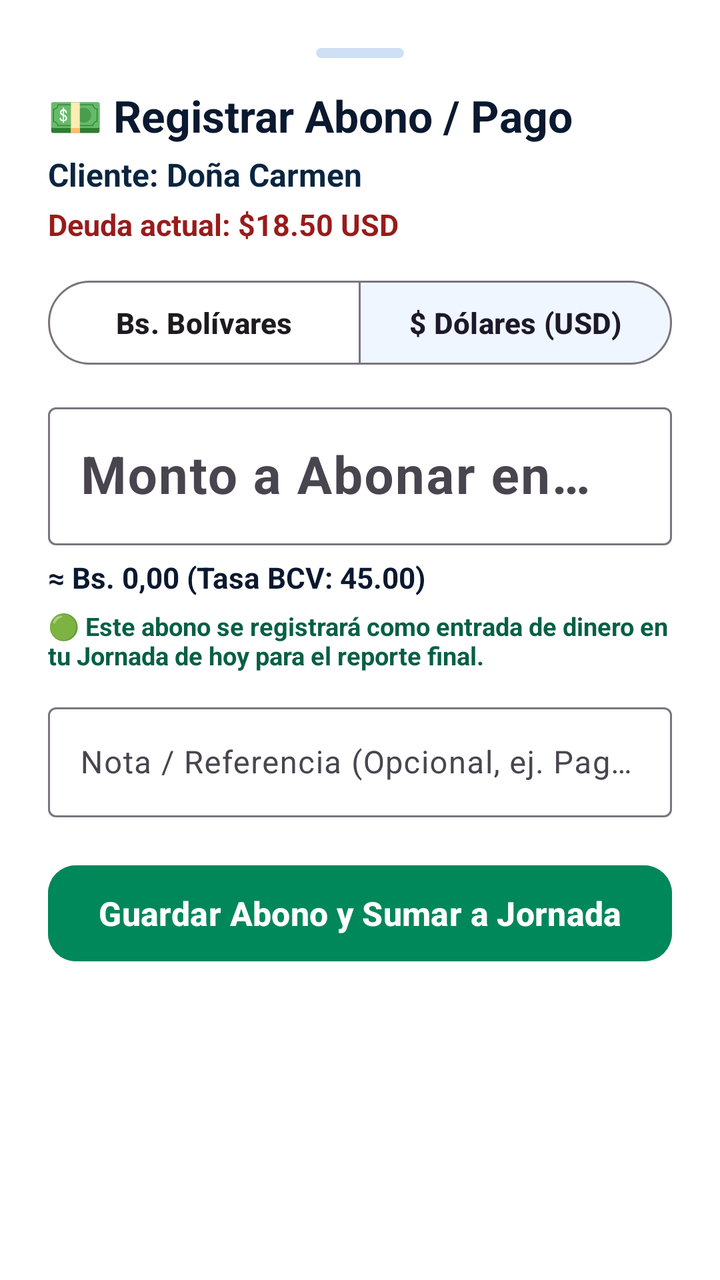
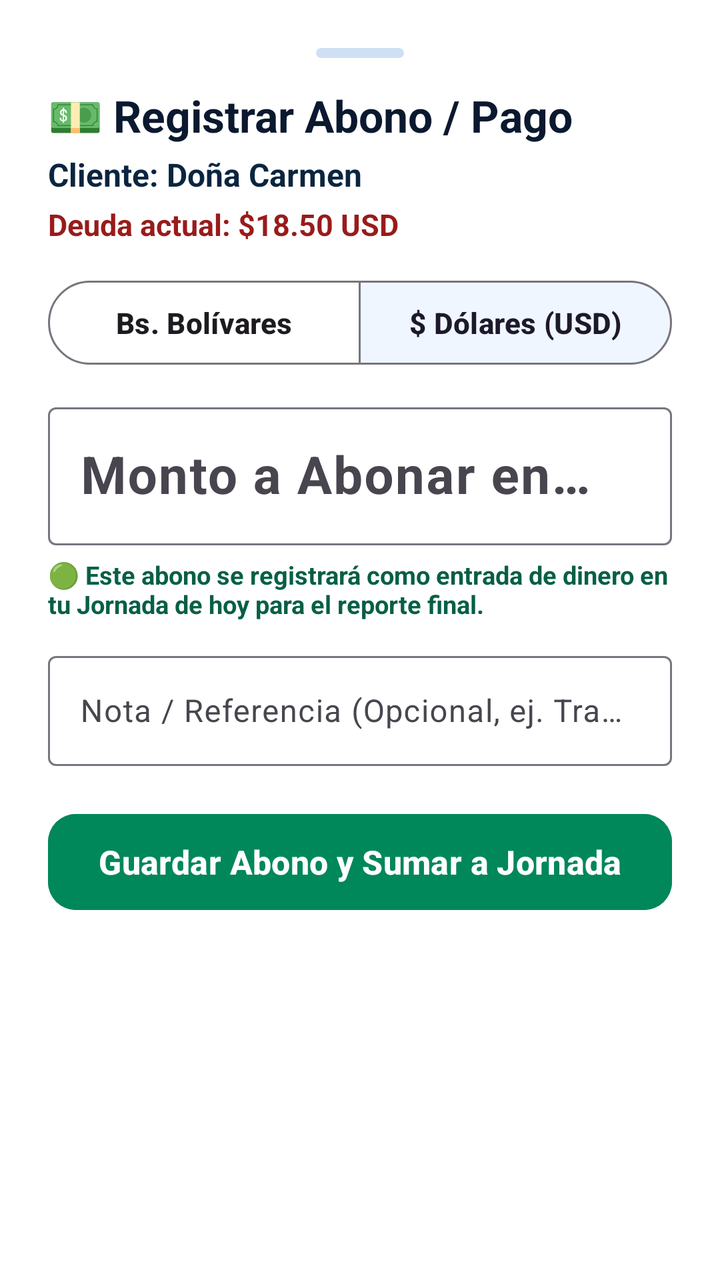

Before-and-after screenshots of an Android layout around one commit, followed by the original layout XML and the change that was made.
<!-- AndroidManifest.xml: application theme Theme.Zeasy -->
<!-- res/layout/dialog_add_payment.xml -->
<?xml version="1.0" encoding="utf-8"?>
<LinearLayout xmlns:android="http://schemas.android.com/apk/res/android"
    xmlns:app="http://schemas.android.com/apk/res-auto"
    android:layout_width="match_parent"
    android:layout_height="wrap_content"
    android:orientation="vertical"
    android:padding="24dp"
    android:background="@color/surface">

    
    <View
        android:layout_width="44dp"
        android:layout_height="5dp"
        android:layout_gravity="center_horizontal"
        android:layout_marginBottom="14dp"
        android:background="@drawable/bg_badge_rounded"
        android:backgroundTint="@color/border" />

    <TextView
        android:id="@+id/tvPaymentTitle"
        android:layout_width="wrap_content"
        android:layout_height="wrap_content"
        android:text="💵 Registrar Abono / Pago"
        android:textStyle="bold"
        android:textColor="@color/text_primary"
        android:textSize="22sp" />

    <TextView
        android:id="@+id/tvPaymentClientName"
        android:layout_width="wrap_content"
        android:layout_height="wrap_content"
        android:layout_marginTop="4dp"
        android:text="Cliente: Doña Carmen"
        android:textColor="@color/primary"
        android:textStyle="bold"
        android:textSize="16sp" />

    
    <TextView
        android:id="@+id/tvPaymentCurrentDebt"
        android:layout_width="wrap_content"
        android:layout_height="wrap_content"
        android:layout_marginTop="4dp"
        android:text="Deuda actual: $18.50 USD"
        android:textColor="#991B1B"
        android:textStyle="bold"
        android:textSize="15sp" />

    
    <com.google.android.material.button.MaterialButtonToggleGroup
        android:id="@+id/togglePaymentCurrency"
        android:layout_width="match_parent"
        android:layout_height="wrap_content"
        android:layout_marginTop="14dp"
        app:singleSelection="true"
        app:selectionRequired="true"
        app:checkedButton="@id/btnPaymentCurrencyUsd">

        <com.google.android.material.button.MaterialButton
            android:id="@+id/btnPaymentCurrencyVes"
            style="@style/Widget.Material3.Button.OutlinedButton"
            android:layout_width="0dp"
            android:layout_height="50dp"
            android:layout_weight="1"
            android:text="Bs. Bolívares"
            android:textAllCaps="false"
            android:textSize="14.5sp"
            android:textStyle="bold" />

        <com.google.android.material.button.MaterialButton
            android:id="@+id/btnPaymentCurrencyUsd"
            style="@style/Widget.Material3.Button.OutlinedButton"
            android:layout_width="0dp"
            android:layout_height="50dp"
            android:layout_weight="1"
            android:text="$ Dólares (USD)"
            android:textAllCaps="false"
            android:textSize="14.5sp"
            android:textStyle="bold" />
    </com.google.android.material.button.MaterialButtonToggleGroup>

    
    <com.google.android.material.textfield.TextInputLayout
        android:id="@+id/tilPaymentAmount"
        android:layout_width="match_parent"
        android:layout_height="wrap_content"
        android:layout_marginTop="12dp"
        android:hint="Monto a Abonar en Dólares ($ USD) *">

        <com.google.android.material.textfield.TextInputEditText
            android:id="@+id/etPaymentAmountUsd"
            android:layout_width="match_parent"
            android:layout_height="wrap_content"
            android:inputType="numberDecimal"
            android:textColor="@color/text_primary"
            android:textSize="26sp"
            android:textStyle="bold" />
    </com.google.android.material.textfield.TextInputLayout>

    
    <TextView
        android:id="@+id/tvPaymentEquivBs"
        android:layout_width="wrap_content"
        android:layout_height="wrap_content"
        android:layout_marginTop="6dp"
        android:text="≈ Bs. 0,00 (Tasa BCV: 45.00)"
        android:textColor="@color/text_primary"
        android:textStyle="bold"
        android:textSize="14.5sp" />

    
    <TextView
        android:id="@+id/tvPaymentExcessHint"
        android:layout_width="wrap_content"
        android:layout_height="wrap_content"
        android:layout_marginTop="6dp"
        android:text="🟢 Este abono se registrará como entrada de dinero en tu Jornada de hoy para el reporte final."
        android:textColor="#065F46"
        android:textStyle="bold"
        android:textSize="12.5sp" />

    
    <com.google.android.material.textfield.TextInputLayout
        android:layout_width="match_parent"
        android:layout_height="wrap_content"
        android:layout_marginTop="12dp"
        android:hint="Nota / Referencia (Opcional, ej. Pago Móvil o Efectivo)">

        <com.google.android.material.textfield.TextInputEditText
            android:id="@+id/etPaymentNote"
            android:layout_width="match_parent"
            android:layout_height="wrap_content"
            android:textColor="@color/text_primary"
            android:textSize="15.5sp" />
    </com.google.android.material.textfield.TextInputLayout>

    <com.google.android.material.button.MaterialButton
        android:id="@+id/btnConfirmPayment"
        android:layout_width="match_parent"
        android:layout_height="56dp"
        android:layout_marginTop="20dp"
        android:text="Guardar Abono y Sumar a Jornada"
        android:textAllCaps="false"
        android:textSize="16.5sp"
        android:textStyle="bold"
        app:cornerRadius="14dp"
        android:backgroundTint="#00875A"
        android:textColor="@color/white" />

</LinearLayout>
<!-- resources referenced by this layout -->
<resources>
  <color name="border">#CFE0F5</color>
  <color name="primary">#0A2540</color>
  <color name="surface">#FFFFFF</color>
  <color name="text_primary">#0A192F</color>
  <color name="white">#FFFFFF</color>
  <!-- drawable bg_badge_rounded (drawable) -->
  <?xml version="1.0" encoding="utf-8"?>
  <shape xmlns:android="http://schemas.android.com/apk/res/android"
      android:shape="rectangle">
      <corners android:radius="12dp" />
      <solid android:color="@color/accent_blue" />
  </shape>
  <style name="Theme.Zeasy" parent="Theme.Material3.DayNight.NoActionBar">
          
          <item name="colorPrimary">@color/accent_green</item>
          <item name="colorPrimaryContainer">@color/accent_green_bg</item>
          <item name="colorOnPrimary">@color/white</item>
          <item name="colorSecondary">@color/accent_blue</item>
          <item name="colorSecondaryContainer">@color/accent_blue_bg</item>
  
          
          <item name="android:statusBarColor">@color/primary</item>
          <item name="android:windowLightStatusBar">false</item>
          <item name="android:colorBackground">@color/background</item>
  
          
          <item name="android:textColor">@color/text_primary</item>
  
          
          <item name="bottomNavigationStyle">@style/Widget.Zeasy.BottomNavigationView</item>
      </style>
  <color name="accent_blue">#0052FF</color>
  <color name="accent_green">#00875A</color>
  <color name="accent_green_bg">#E3FCEF</color>
  <color name="accent_blue_bg">#EFF6FF</color>
  <color name="background">#F4F8FC</color>
  <style name="Widget.Zeasy.BottomNavigationView" parent="Widget.Material3.BottomNavigationView">
          <item name="itemRippleColor">@color/accent_green_bg</item>
          <item name="android:background">@color/surface</item>
          <item name="itemIconTint">@color/nav_selector</item>
          <item name="itemTextColor">@color/nav_selector</item>
      </style>
</resources>

<!-- the commit's change to res/layout/dialog_add_payment.xml (unified diff, before → after) -->
@@ -106,7 +106,8 @@
         android:text="≈ Bs. 0,00 (Tasa BCV: 45.00)"
         android:textColor="@color/text_primary"
         android:textStyle="bold"
-        android:textSize="14.5sp" />
+        android:textSize="14.5sp"
+        android:visibility="gone" />
 
     
     <TextView
@@ -121,10 +122,11 @@
 
     
     <com.google.android.material.textfield.TextInputLayout
+        android:id="@+id/tilPaymentNote"
         android:layout_width="match_parent"
         android:layout_height="wrap_content"
         android:layout_marginTop="12dp"
-        android:hint="Nota / Referencia (Opcional, ej. Pago Móvil o Efectivo)">
+        android:hint="Nota / Referencia (Opcional, ej. Transferencia o Efectivo)">
 
         <com.google.android.material.textfield.TextInputEditText
             android:id="@+id/etPaymentNote"
<!-- resource entries referenced after the edit -->
@@ -21,8 +21,6 @@
           <item name="colorSecondaryContainer">@color/accent_blue_bg</item>
   
           
-          <item name="android:statusBarColor">@color/primary</item>
-          <item name="android:windowLightStatusBar">false</item>
           <item name="android:colorBackground">@color/background</item>
   
           
